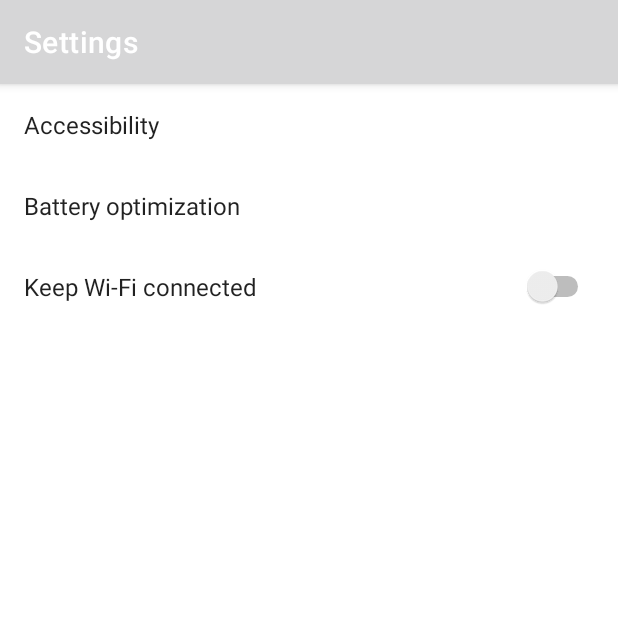
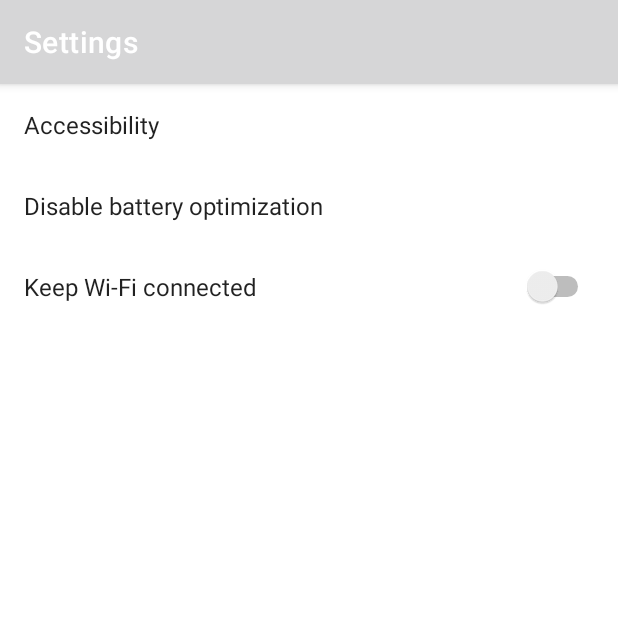
Before and after one commit to FongMi/AutoClick, an Android app: the screen it shows after launch (SettingActivity), after a tap on "Settings", on a phone screen of 412 x 824 dp, the top half of it. Run offline under Robolectric (Android 15) with nearby library versions, the phone set to English and light mode, and no system bars; our stand-ins replace Room's generated code, androidx.preference.

Commit message:
Add splash and some tips

```diff
--- a/AutoClick/app/src/main/java/com/fongmi/android/autoclick/Utils.java
+++ b/AutoClick/app/src/main/java/com/fongmi/android/autoclick/Utils.java
@@ -6,9 +6,11 @@ import android.content.pm.ResolveInfo;
 import android.net.ConnectivityManager;
 import android.net.Uri;
 import android.os.Build;
+import android.os.PowerManager;
 import android.provider.Settings;
 import android.view.inputmethod.InputMethodManager;
 import android.widget.EditText;
+import android.widget.Toast;
 
 import com.fongmi.android.autoclick.model.AppInfo;
 import com.fongmi.android.autoclick.service.AutoService;
@@ -30,24 +32,6 @@ public class Utils {
 		}, 250);
 	}
 
-	public static List<AppInfo> getApps() {
-		List<AppInfo> list = new ArrayList<>();
-		Intent intent = new Intent(Intent.ACTION_MAIN, null);
-		intent.addCategory(Intent.CATEGORY_LAUNCHER);
-		List<ResolveInfo> packages = App.get().getPackageManager().queryIntentActivities(intent, 0);
-		for (ResolveInfo info : packages) list.add(AppInfo.get(info));
-		return list;
-	}
-
-	public static void checkSetting() {
-		if (!isServiceEnabled()) openAccessSetting();
-	}
-
-	private static boolean isServiceEnabled() {
-		String prefString = Settings.Secure.getString(App.get().getContentResolver(), Settings.Secure.ENABLED_ACCESSIBILITY_SERVICES);
-		return prefString != null && prefString.contains(App.get().getPackageName() + "/" + AutoService.class.getName());
-	}
-
 	public static boolean isOnline() {
 		ConnectivityManager cm = (ConnectivityManager) App.get().getSystemService(Context.CONNECTIVITY_SERVICE);
 		if (Build.VERSION.SDK_INT >= Build.VERSION_CODES.M) return cm.getNetworkCapabilities(cm.getActiveNetwork()) != null;
@@ -58,13 +42,33 @@ public class Utils {
 		return !isOnline();
 	}
 
+	public static List<AppInfo> getApps() {
+		List<AppInfo> list = new ArrayList<>();
+		Intent intent = new Intent(Intent.ACTION_MAIN, null);
+		intent.addCategory(Intent.CATEGORY_LAUNCHER);
+		List<ResolveInfo> packages = App.get().getPackageManager().queryIntentActivities(intent, 0);
+		for (ResolveInfo info : packages) list.add(AppInfo.get(info));
+		return list;
+	}
+
+	public static boolean isAccessEnabled() {
+		String prefString = Settings.Secure.getString(App.get().getContentResolver(), Settings.Secure.ENABLED_ACCESSIBILITY_SERVICES);
+		return prefString != null && prefString.contains(App.get().getPackageName() + "/" + AutoService.class.getName());
+	}
+
 	public static void openAccessSetting() {
 		Intent intent = new Intent(Settings.ACTION_ACCESSIBILITY_SETTINGS);
 		intent.addFlags(Intent.FLAG_ACTIVITY_NEW_TASK);
 		App.get().startActivity(intent);
 	}
 
-	public static void openBatterySetting() {
+	public static void checkBatterySetting() {
+		PowerManager pm = (PowerManager) App.get().getSystemService(Context.POWER_SERVICE);
+		if (!pm.isIgnoringBatteryOptimizations(App.get().getPackageName())) ignoreBattery();
+		else Toast.makeText(App.get(), R.string.setting_battery_closed, Toast.LENGTH_SHORT).show();
+	}
+
+	private static void ignoreBattery() {
 		Intent intent = new Intent(Settings.ACTION_REQUEST_IGNORE_BATTERY_OPTIMIZATIONS);
 		intent.setData(Uri.parse("package:" + App.get().getPackageName()));
 		intent.addFlags(Intent.FLAG_ACTIVITY_NEW_TASK);
--- a/AutoClick/app/src/main/java/com/fongmi/android/autoclick/ui/choose/ChooseActivity.java
+++ b/AutoClick/app/src/main/java/com/fongmi/android/autoclick/ui/choose/ChooseActivity.java
@@ -5,7 +5,6 @@ import android.content.Intent;
 import android.os.Bundle;
 import android.os.Handler;
 import android.view.LayoutInflater;
-import android.view.View;
 
 import androidx.appcompat.app.AppCompatActivity;
 import androidx.recyclerview.widget.LinearLayoutManager;
@@ -32,8 +31,7 @@ public class ChooseActivity extends AppCompatActivity implements ChooseAdapter.O
 	protected void onCreate(Bundle savedInstanceState) {
 		super.onCreate(savedInstanceState);
 		binding = ActivityChooseBinding.inflate(getLayoutInflater());
-		View view = binding.getRoot();
-		setContentView(view);
+		setContentView(binding.getRoot());
 		initView();
 		initEvent();
 	}
--- a/AutoClick/app/src/main/java/com/fongmi/android/autoclick/ui/setting/SettingFragment.java
+++ b/AutoClick/app/src/main/java/com/fongmi/android/autoclick/ui/setting/SettingFragment.java
@@ -35,7 +35,7 @@ public class SettingFragment extends PreferenceFragmentCompat {
 				Utils.openAccessSetting();
 				return true;
 			case Constant.SETTING_BATTERY:
-				Utils.openBatterySetting();
+				Utils.checkBatterySetting();
 				return true;
 			case Constant.SETTING_WIFI:
 				return true;
--- /dev/null
+++ b/AutoClick/app/src/main/java/com/fongmi/android/autoclick/ui/splash/SplashActivity.java
@@ -0,0 +1,18 @@
+package com.fongmi.android.autoclick.ui.splash;
+
+import android.os.Bundle;
+import android.os.Handler;
+
+import androidx.annotation.Nullable;
+import androidx.appcompat.app.AppCompatActivity;
+
+import com.fongmi.android.autoclick.ui.target.TargetActivity;
+
+public class SplashActivity extends AppCompatActivity {
+
+	@Override
+	protected void onCreate(@Nullable Bundle savedInstanceState) {
+		super.onCreate(savedInstanceState);
+		new Handler().postDelayed(() -> TargetActivity.newInstance(this), 250);
+	}
+}
--- a/AutoClick/app/src/main/java/com/fongmi/android/autoclick/ui/target/TargetActivity.java
+++ b/AutoClick/app/src/main/java/com/fongmi/android/autoclick/ui/target/TargetActivity.java
@@ -1,5 +1,6 @@
 package com.fongmi.android.autoclick.ui.target;
 
+import android.app.Activity;
 import android.content.Intent;
 import android.os.Bundle;
 import android.view.Menu;
@@ -15,23 +16,27 @@ import com.fongmi.android.autoclick.Utils;
 import com.fongmi.android.autoclick.databinding.ActivityTargetBinding;
 import com.fongmi.android.autoclick.ui.choose.ChooseActivity;
 import com.fongmi.android.autoclick.ui.setting.SettingActivity;
+import com.google.android.material.dialog.MaterialAlertDialogBuilder;
 
 public class TargetActivity extends AppCompatActivity {
 
 	private ActivityTargetBinding binding;
 	private TargetAdapter mAdapter;
 
+	public static void newInstance(Activity activity) {
+		activity.startActivity(new Intent(activity, TargetActivity.class));
+		activity.finish();
+	}
+
 	@Override
 	protected void onCreate(Bundle savedInstanceState) {
 		super.onCreate(savedInstanceState);
 		binding = ActivityTargetBinding.inflate(getLayoutInflater());
-		View view = binding.getRoot();
-		setContentView(view);
+		setContentView(binding.getRoot());
 		initView();
 	}
 
 	private void initView() {
-		Utils.checkSetting();
 		setRecyclerView();
 		mAdapter.update();
 	}
@@ -44,7 +49,16 @@ public class TargetActivity extends AppCompatActivity {
 	}
 
 	public void onAdd(View view) {
-		ChooseActivity.newInstance(this);
+		if (Utils.isAccessEnabled()) ChooseActivity.newInstance(this);
+		else showDialog();
+	}
+
+	private void showDialog() {
+		new MaterialAlertDialogBuilder(this)
+				.setMessage(R.string.accessibility_request)
+				.setPositiveButton(R.string.dialog_positive, (dialog, which) -> Utils.openAccessSetting())
+				.setNegativeButton(R.string.dialog_negative, null)
+				.show();
 	}
 
 	@Override
--- /dev/null
+++ b/AutoClick/app/src/main/res/drawable/ic_splash.xml
@@ -0,0 +1,12 @@
+<vector xmlns:android="http://schemas.android.com/apk/res/android"
+    android:width="128dp"
+    android:height="128dp"
+    android:viewportWidth="467"
+    android:viewportHeight="467">
+    <path
+        android:fillColor="#f7caa5"
+        android:pathData="m343.07,227.789c0,-17.879 13.531,-32.367 30.219,-32.367h0.672c16.66,0 30.18,14.43 30.219,32.277 0.141,58.391 0.051,64.121 -0.031,151.332 -0.047,48.969 -37.117,88.629 -82.828,88.629h-98.141c-30.031,0 -57.719,-17.422 -72.352,-45.52l-87.5,-168.109 9.141,-7.582c18.93,-17.398 47.402,-15.258 63.871,4.789l24.488,29.813 0.141,-205.09c0.012,-17.871 13.543,-32.352 30.223,-32.352h0.008c16.691,0 30.223,14.5 30.223,32.379v124.121c0.398,-17.5 13.77,-31.531 30.199,-31.531h0.707c16.691,0 30.223,14.492 30.223,32.371v10.422c0,-17.883 13.527,-32.371 30.23,-32.371h0.07c16.688,0 30.219,14.488 30.219,32.371zM343.07,227.789" />
+    <path
+        android:fillColor="#fedb41"
+        android:pathData="m191.09,0c-39.438,0.043 -71.395,32.004 -71.441,71.441 0,4.418 3.582,8 8,8 4.418,0 8,-3.582 8,-8 0,-30.621 24.824,-55.441 55.441,-55.441 30.617,0 55.441,24.82 55.441,55.441 0,4.418 3.582,8 8,8s8,-3.582 8,-8c-0.047,-39.438 -32.004,-71.398 -71.441,-71.441zM191.09,0" />
+</vector>
--- /dev/null
+++ b/AutoClick/app/src/main/res/drawable/splash.xml
@@ -0,0 +1,10 @@
+<?xml version="1.0" encoding="utf-8"?>
+<layer-list xmlns:android="http://schemas.android.com/apk/res/android">
+
+    <item android:drawable="?attr/colorPrimary" />
+
+    <item
+        android:drawable="@drawable/ic_splash"
+        android:gravity="center" />
+
+</layer-list>
--- a/AutoClick/app/src/main/res/values/strings.xml
+++ b/AutoClick/app/src/main/res/values/strings.xml
@@ -11,9 +11,11 @@
     <string name="choose_keyword">Keyword</string>
 
     <string name="setting_access">Accessibility</string>
-    <string name="setting_battery">Battery optimization</string>
+    <string name="setting_battery">Disable battery optimization</string>
+    <string name="setting_battery_closed">Closed</string>
     <string name="setting_wifi">Keep Wi-Fi connected</string>
 
+    <string name="accessibility_request">Please enable Auto Click service</string>
     <string name="accessibility_desc">Please select the app and enter the "keywords"\n\nIf you need the app start on boot, please check "Start on boot"</string>
 
 </resources>
--- a/AutoClick/app/src/main/res/values/themes.xml
+++ b/AutoClick/app/src/main/res/values/themes.xml
@@ -1,16 +1,20 @@
 <resources xmlns:tools="http://schemas.android.com/tools">
-    <!-- Base application theme. -->
+
     <style name="Theme.AutoClick" parent="Theme.MaterialComponents.DayNight.DarkActionBar">
-        <!-- Primary brand color. -->
         <item name="colorPrimary">@color/light_blue_500</item>
         <item name="colorPrimaryVariant">@color/light_blue_700</item>
         <item name="colorOnPrimary">@color/white</item>
-        <!-- Secondary brand color. -->
         <item name="colorSecondary">@color/teal_200</item>
         <item name="colorSecondaryVariant">@color/teal_700</item>
         <item name="colorOnSecondary">@color/black</item>
-        <!-- Status bar color. -->
         <item name="android:statusBarColor" tools:targetApi="l">?attr/colorPrimaryVariant</item>
-        <!-- Customize your theme here. -->
     </style>
+
+    <style name="Theme.Splash" parent="Theme.MaterialComponents.DayNight.NoActionBar">
+        <item name="colorPrimary">@color/light_blue_500</item>
+        <item name="colorPrimaryVariant">@color/light_blue_700</item>
+        <item name="android:windowBackground">@drawable/splash</item>
+        <item name="android:statusBarColor" tools:targetApi="l">?attr/colorPrimaryVariant</item>
+    </style>
+
 </resources>
```
Also changed, not shown: AutoClick/app/src/main/AndroidManifest.xml (+7 -2 lines), AutoClick/app/src/main/res/values-night/themes.xml (+2 -5 lines), 4 other files.
